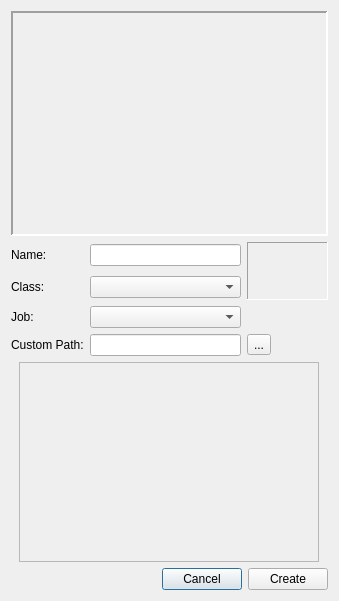
Old version of the form ui/NewChar.ui in the repository Fenrai/AradBuilder.
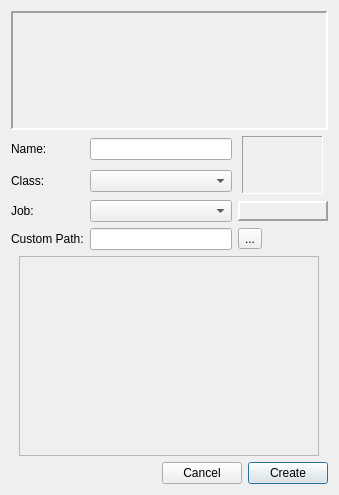
New version of the form.

```diff
--- a/ui/NewChar.ui
+++ b/ui/NewChar.ui
@@ -7,7 +7,7 @@
     <x>0</x>
     <y>0</y>
     <width>335</width>
-    <height>600</height>
+    <height>494</height>
    </rect>
   </property>
   <property name="windowTitle">
@@ -19,13 +19,13 @@
      <property name="minimumSize">
       <size>
        <width>317</width>
-       <height>225</height>
+       <height>119</height>
       </size>
      </property>
      <property name="maximumSize">
       <size>
        <width>317</width>
-       <height>225</height>
+       <height>119</height>
       </size>
      </property>
      <property name="frameShape">
@@ -40,6 +40,9 @@
      <property name="text">
       <string/>
      </property>
+     <property name="alignment">
+      <set>Qt::AlignCenter</set>
+     </property>
     </widget>
    </item>
    <item>
@@ -54,7 +57,7 @@
      <item row="0" column="1">
       <widget class="QLineEdit" name="lineEditName"/>
      </item>
-     <item row="0" column="2" rowspan="2">
+     <item row="0" column="2" rowspan="2" alignment="Qt::AlignHCenter">
       <widget class="QLabel" name="labelClassPicture">
        <property name="minimumSize">
         <size>
@@ -116,6 +119,40 @@
        </property>
       </widget>
      </item>
+     <item row="2" column="2">
+      <widget class="QLabel" name="labelSubClass">
+       <property name="minimumSize">
+        <size>
+         <width>90</width>
+         <height>20</height>
+        </size>
+       </property>
+       <property name="maximumSize">
+        <size>
+         <width>90</width>
+         <height>20</height>
+        </size>
+       </property>
+       <property name="frameShape">
+        <enum>QFrame::Panel</enum>
+       </property>
+       <property name="frameShadow">
+        <enum>QFrame::Raised</enum>
+       </property>
+       <property name="lineWidth">
+        <number>2</number>
+       </property>
+       <property name="midLineWidth">
+        <number>0</number>
+       </property>
+       <property name="text">
+        <string/>
+       </property>
+       <property name="alignment">
+        <set>Qt::AlignCenter</set>
+       </property>
+      </widget>
+     </item>
     </layout>
    </item>
    <item alignment="Qt::AlignHCenter">
@@ -148,7 +185,7 @@
       <bool>true</bool>
      </property>
      <property name="alignment">
-      <set>Qt::AlignCenter</set>
+      <set>Qt::AlignBottom|Qt::AlignLeading|Qt::AlignLeft</set>
      </property>
     </widget>
    </item>
@@ -172,6 +209,9 @@
        <property name="text">
         <string>Cancel</string>
        </property>
+       <property name="default">
+        <bool>false</bool>
+       </property>
       </widget>
      </item>
      <item>
@@ -179,6 +219,9 @@
        <property name="text">
         <string>Create</string>
        </property>
+       <property name="default">
+        <bool>true</bool>
+       </property>
       </widget>
      </item>
     </layout>
```
Left out of the diff: 23 changed lines with no effect on the pictures.
